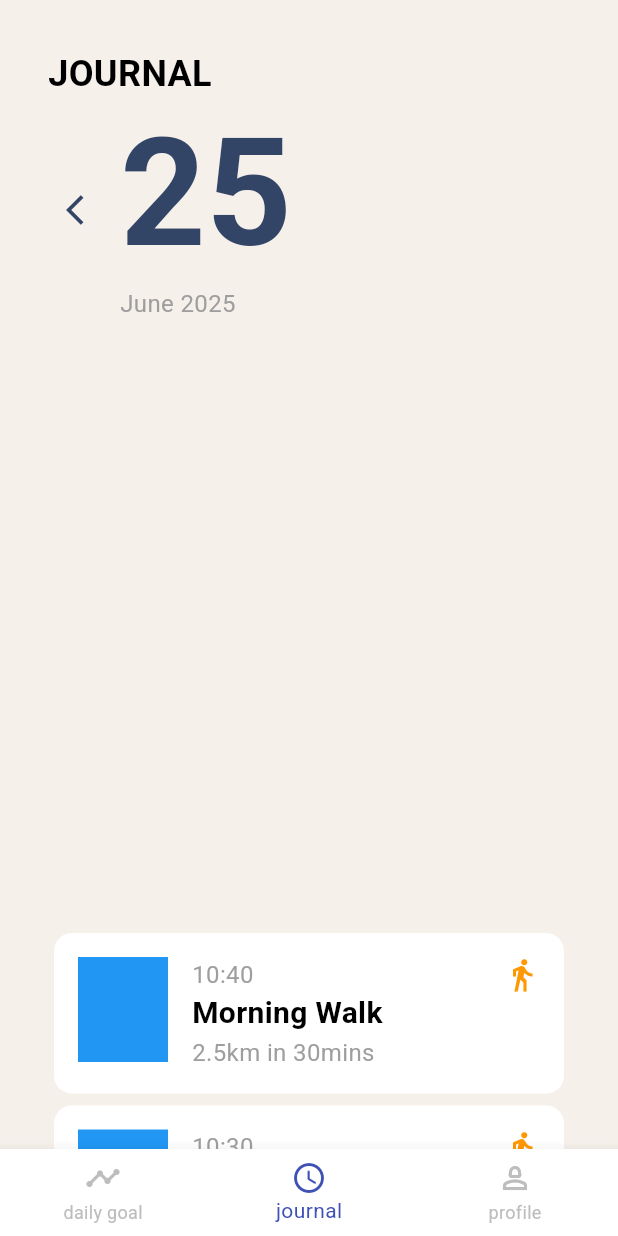
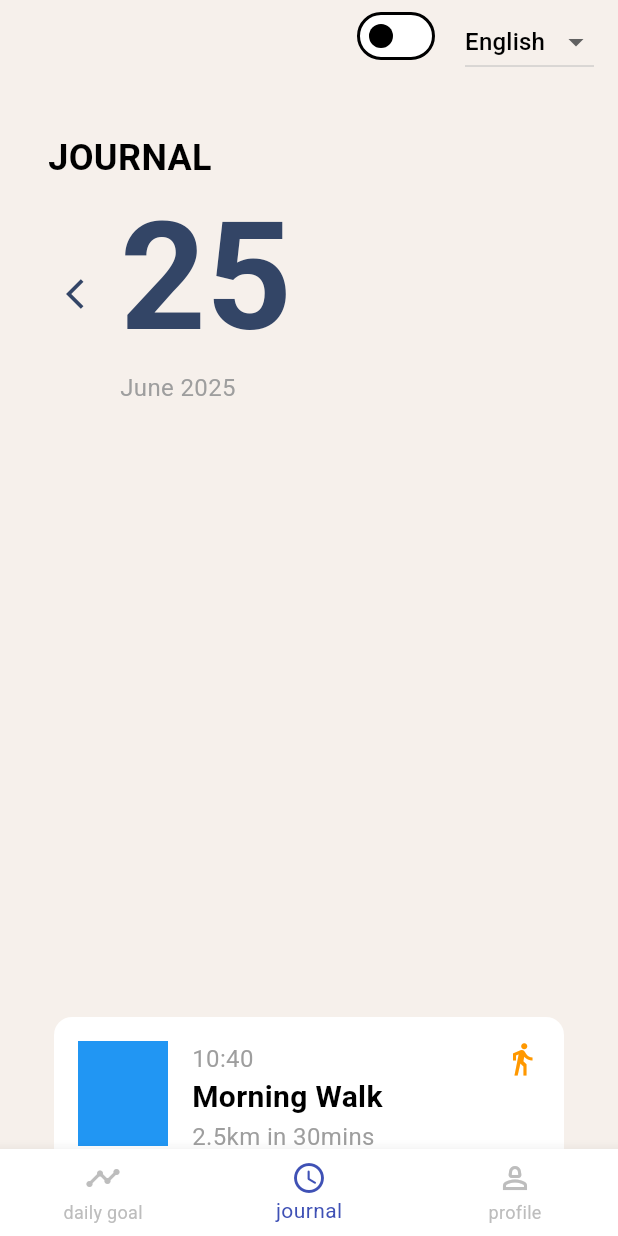
Before and after one commit to NML124/walk_tracker_challenge, a Flutter app: the screen it shows after launch, swiped to page 2, on a phone screen of 412 x 824 dp. Run offline on Flutter 3.47's test engine with Material 3 defaults, Android fonts, the phone set to English and light mode, and no system bars; our stand-ins replace auto_size_text, bloc, dartz, equatable, flutter_bloc, get_it and 1 more; missing offline and left inert: rive_native; statements that could not run were skipped.

Commit message:
feat: Implement AppSettingsBloc for theme and locale management in MainScreen

```diff
--- /dev/null
+++ b/lib/core/bloc/app_settings_bloc.dart
@@ -0,0 +1,59 @@
+import 'package:flutter/material.dart';
+import 'package:flutter_bloc/flutter_bloc.dart';
+
+class AppSettingsState {
+  final ThemeMode themeMode;
+  final Locale locale;
+  AppSettingsState({required this.themeMode, required this.locale});
+
+  AppSettingsState copyWith({ThemeMode? themeMode, Locale? locale}) =>
+      AppSettingsState(
+        themeMode: themeMode ?? this.themeMode,
+        locale: locale ?? this.locale,
+      );
+}
+
+abstract class AppSettingsEvent {}
+
+class ChangeThemeMode extends AppSettingsEvent {
+  final ThemeMode themeMode;
+  ChangeThemeMode(this.themeMode);
+}
+
+class ChangeLocale extends AppSettingsEvent {
+  final Locale locale;
+  ChangeLocale(this.locale);
+}
+
+class AppSettingsBloc extends Bloc<AppSettingsEvent, AppSettingsState> {
+  AppSettingsBloc()
+    : super(
+        AppSettingsState(
+          themeMode: ThemeMode.system,
+          locale:
+              WidgetsBinding.instance.platformDispatcher.locale.languageCode ==
+                      'en' ||
+                  WidgetsBinding
+                          .instance
+                          .platformDispatcher
+                          .locale
+                          .languageCode ==
+                      'fr'
+              ? Locale(
+                  WidgetsBinding
+                      .instance
+                      .platformDispatcher
+                      .locale
+                      .languageCode,
+                )
+              : const Locale('en'),
+        ),
+      ) {
+    on<ChangeThemeMode>((event, emit) {
+      emit(state.copyWith(themeMode: event.themeMode));
+    });
+    on<ChangeLocale>((event, emit) {
+      emit(state.copyWith(locale: event.locale));
+    });
+  }
+}
--- a/lib/core/l10n/app_en.arb
+++ b/lib/core/l10n/app_en.arb
@@ -27,5 +27,8 @@
         "example": "30"
       }
     }
-  }
+  },
+  "settings": "Settings",
+  "themeMode": "Theme Mode",
+  "language": "Language"
 }
--- a/lib/core/l10n/app_fr.arb
+++ b/lib/core/l10n/app_fr.arb
@@ -27,5 +27,8 @@
         "example": "30"
       }
     }
-  }
+  },
+  "settings": "Paramètres",
+  "themeMode": "Mode Thème",
+  "language": "Langue"
 }
--- a/lib/core/l10n/app_localizations.dart
+++ b/lib/core/l10n/app_localizations.dart
@@ -193,6 +193,24 @@ abstract class AppLocalizations {
   /// In en, this message translates to:
   /// **'{distance}km in {duration}mins'**
   String walkDistanceTime(double distance, int duration);
+
+  /// No description provided for @settings.
+  ///
+  /// In en, this message translates to:
+  /// **'Settings'**
+  String get settings;
+
+  /// No description provided for @themeMode.
+  ///
+  /// In en, this message translates to:
+  /// **'Theme Mode'**
+  String get themeMode;
+
+  /// No description provided for @language.
+  ///
+  /// In en, this message translates to:
+  /// **'Language'**
+  String get language;
 }
 
 class _AppLocalizationsDelegate
--- a/lib/core/l10n/app_localizations_en.dart
+++ b/lib/core/l10n/app_localizations_en.dart
@@ -57,4 +57,13 @@ class AppLocalizationsEn extends AppLocalizations {
   String walkDistanceTime(double distance, int duration) {
     return '${distance}km in ${duration}mins';
   }
+
+  @override
+  String get settings => 'Settings';
+
+  @override
+  String get themeMode => 'Theme Mode';
+
+  @override
+  String get language => 'Language';
 }
--- a/lib/core/l10n/app_localizations_fr.dart
+++ b/lib/core/l10n/app_localizations_fr.dart
@@ -57,4 +57,13 @@ class AppLocalizationsFr extends AppLocalizations {
   String walkDistanceTime(double distance, int duration) {
     return '$distance km en $duration min';
   }
+
+  @override
+  String get settings => 'Paramètres';
+
+  @override
+  String get themeMode => 'Mode Thème';
+
+  @override
+  String get language => 'Langue';
 }
--- a/lib/main.dart
+++ b/lib/main.dart
@@ -5,6 +5,7 @@ import 'package:walk_tracker_challenge/core/l10n/app_localizations.dart';
 import 'package:walk_tracker_challenge/main_screen.dart';
 import '/core/themes/app_theme.dart';
 import 'features/user_auth/presentation/screens/user_auth_screen.dart';
+import '/core/bloc/app_settings_bloc.dart';
 import '/features/daily_activities/data/repositories/daily_activities_repository_impl.dart';
 import '/features/daily_activities/presentation/bloc/daily_activities_bloc.dart';
 import '/features/account/data/repositories/account_repository_impl.dart';
@@ -26,7 +27,9 @@ class MyApp extends StatelessWidget {
 
   @override
   Widget build(BuildContext context) {
-    return MultiRepositoryProvider(
+    return BlocProvider(
+      create: (_) => AppSettingsBloc(),
+      child: MultiRepositoryProvider(
         providers: [
           RepositoryProvider(create: (_) => DailyActivitiesRepositoryImpl()),
           RepositoryProvider(create: (_) => AccountRepositoryImpl()),
@@ -41,12 +44,14 @@ class MyApp extends StatelessWidget {
               ),
             ),
             BlocProvider(
-            create: (context) =>
-                AccountBloc(repository: context.read<AccountRepositoryImpl>()),
+              create: (context) => AccountBloc(
+                repository: context.read<AccountRepositoryImpl>(),
+              ),
             ),
             BlocProvider(
-            create: (context) =>
-                JournalBloc(repository: context.read<JournalRepositoryImpl>()),
+              create: (context) => JournalBloc(
+                repository: context.read<JournalRepositoryImpl>(),
+              ),
             ),
             BlocProvider(
               create: (context) => UserAuthBloc(
@@ -54,13 +59,17 @@ class MyApp extends StatelessWidget {
               ),
             ),
           ],
-        child: MaterialApp(
+          child: BlocBuilder<AppSettingsBloc, AppSettingsState>(
+            builder: (context, settingsState) {
+              print("I build");
+              return MaterialApp(
                 title: 'Walk Tracker Challenge',
                 theme: AppTheme.lightTheme,
                 darkTheme: AppTheme.darkTheme,
                 debugShowCheckedModeBanner: false,
-          themeMode: ThemeMode.light,
+                themeMode: settingsState.themeMode,
                 supportedLocales: const [Locale('en', ''), Locale('fr', '')],
+                locale: settingsState.locale,
                 localizationsDelegates: const [
                   AppLocalizations.delegate,
                   GlobalMaterialLocalizations.delegate,
@@ -68,6 +77,9 @@ class MyApp extends StatelessWidget {
                   GlobalCupertinoLocalizations.delegate,
                 ],
                 home: const AuthOrMainScreen(),
+              );
+            },
+          ),
         ),
       ),
     );
--- a/lib/main_screen.dart
+++ b/lib/main_screen.dart
@@ -1,10 +1,14 @@
 import 'package:flutter/material.dart';
+import 'package:flutter_bloc/flutter_bloc.dart';
 import 'package:walk_tracker_challenge/core/l10n/app_localizations.dart';
+import 'package:walk_tracker_challenge/core/themes/app_diemens.dart';
 import 'package:walk_tracker_challenge/core/widgets/main_feature_cards_animation.dart';
 import 'package:walk_tracker_challenge/core/widgets/rive_circle_animation_section.dart';
+import 'package:walk_tracker_challenge/core/widgets/rive_circle_controller.dart';
 import 'package:walk_tracker_challenge/features/account/presentation/screens/account_screen.dart';
 import 'package:walk_tracker_challenge/features/journal/presentation/screens/journal_screen.dart';
 import '/features/daily_activities/presentation/screens/daily_activities_screen.dart';
+import 'package:walk_tracker_challenge/core/bloc/app_settings_bloc.dart';
 
 class MainScreen extends StatefulWidget {
   const MainScreen({super.key});
@@ -40,6 +44,40 @@ class _MainScreenState extends State<MainScreen> {
     width = MediaQuery.sizeOf(context).width;
     height = MediaQuery.sizeOf(context).height;
     return Scaffold(
+      appBar: AppBar(
+        actions: [
+          BlocBuilder<AppSettingsBloc, AppSettingsState>(
+            builder: (context, state) => Column(
+              children: [
+                Switch(
+                  value: state.themeMode == ThemeMode.dark,
+                  onChanged: (val) {
+                    context.read<AppSettingsBloc>().add(
+                      ChangeThemeMode(val ? ThemeMode.dark : ThemeMode.light),
+                    );
+                  },
+                ),
+              ],
+            ),
+          ),
+          SizedBox(width: AppDimens.PADDING_16),
+          BlocBuilder<AppSettingsBloc, AppSettingsState>(
+            builder: (context, state) => DropdownButton<Locale>(
+              value: state.locale,
+              items: const [
+                DropdownMenuItem(value: Locale('en'), child: Text('English')),
+                DropdownMenuItem(value: Locale('fr'), child: Text('Français')),
+              ],
+              onChanged: (locale) {
+                if (locale != null) {
+                  context.read<AppSettingsBloc>().add(ChangeLocale(locale));
+                }
+              },
+            ),
+          ),
+          SizedBox(width: AppDimens.PADDING_16),
+        ],
+      ),
       body: Stack(
         children: [
           ValueListenableBuilder(
```
Also changed, not shown: 1 other file. Lines whose indentation alone changed are shown as unchanged.
